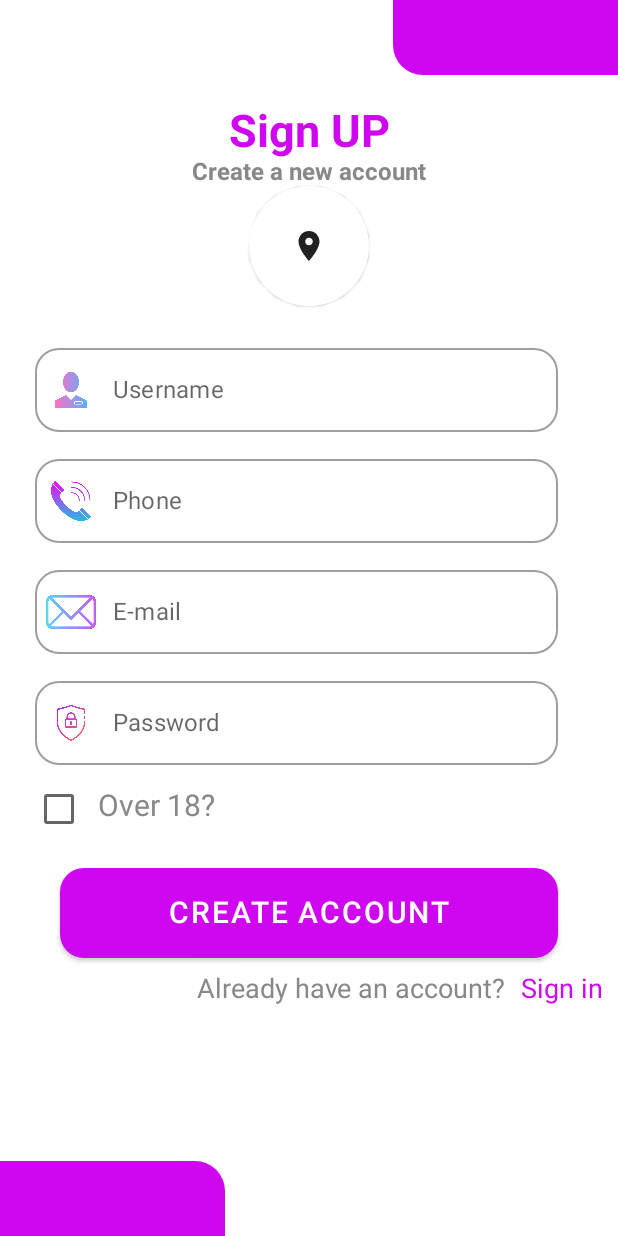
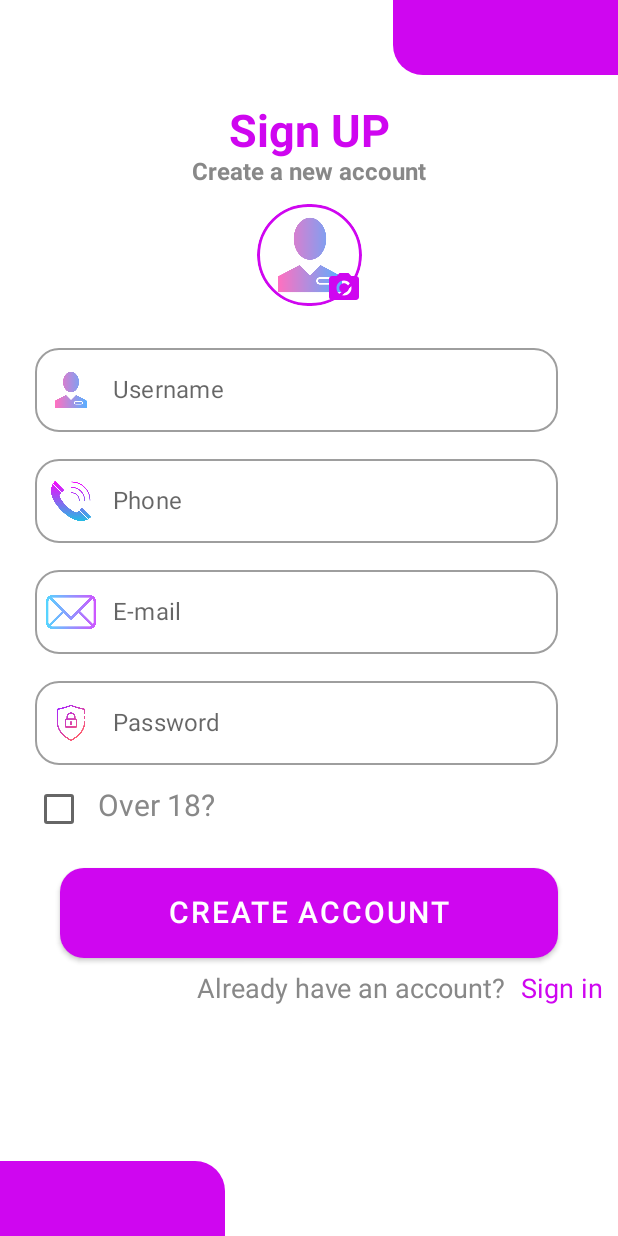
Before and after one commit to GustavoHenriqueProjects/ScreenLogin_Home, an Android app built with Jetpack Compose: the MainActivitySignUp screen opened directly, with no data from a screen before it, on a phone screen of 412 x 824 dp. Run offline under Robolectric (Android 15) with nearby library versions, the phone set to English and light mode, and no system bars.

```diff
--- a/app/src/main/java/com/example/interfacelogin/dao/repository/ListCategories.kt
+++ b/app/src/main/java/com/example/interfacelogin/dao/repository/ListCategories.kt
@@ -38,14 +38,16 @@ class ListCategories {
                     image = painterResource(id = R.drawable.trip_london),
                     localTrip = stringResource(id = R.string.mytrips_post_trips_subtitle_London),
                     year = 2019,
-                    text = stringResource(id = R.string.mytrips_text_london)
+                    text = stringResource(id = R.string.mytrips_text_london),
+                    month = stringResource(id = R.string.mytrips_post_trips_month_London)
                 ),
                 CardCategories(
                     id = 1,
                     image = painterResource(id = R.drawable.trip_porto),
                     localTrip = stringResource(id = R.string.mytrips_post_trips_subtitle_Porto),
                     year = 2022,
-                    text = stringResource(id = R.string.mytrips_text_Porto)
+                    text = stringResource(id = R.string.mytrips_text_Porto),
+                    month = stringResource(id = R.string.mytrips_post_trips_month_Porto)
                 )
             )
         }
--- a/app/src/main/java/com/example/interfacelogin/gui/MainActivitySignUp.kt
+++ b/app/src/main/java/com/example/interfacelogin/gui/MainActivitySignUp.kt
@@ -5,6 +5,7 @@ import android.util.Log
 import androidx.activity.ComponentActivity
 import androidx.activity.compose.setContent
 import androidx.compose.foundation.Image
+import androidx.compose.foundation.border
 import androidx.compose.foundation.layout.*
 import androidx.compose.foundation.rememberScrollState
 import androidx.compose.foundation.shape.CircleShape
@@ -18,9 +19,13 @@ import androidx.compose.runtime.*
 import androidx.compose.runtime.saveable.rememberSaveable
 import androidx.compose.ui.Alignment
 import androidx.compose.ui.Modifier
+import androidx.compose.ui.draw.clip
 import androidx.compose.ui.graphics.Color
+import androidx.compose.ui.graphics.vector.ImageVector
+import androidx.compose.ui.modifier.modifierLocalConsumer
 import androidx.compose.ui.res.painterResource
 import androidx.compose.ui.res.stringResource
+import androidx.compose.ui.res.vectorResource
 import androidx.compose.ui.text.font.FontWeight
 import androidx.compose.ui.text.input.KeyboardType
 import androidx.compose.ui.text.input.PasswordVisualTransformation
@@ -100,15 +105,21 @@ fun InterfaceLoginUp() {
                 ){
                     Card(
                         modifier = Modifier
-                            .size(80.dp),
-                        shape = CircleShape,
-                        border = null
+                            .size(height = 80.dp, width = 70.dp)
+                            .padding(top = 12.dp)
+                            .clip(CircleShape)
+                            .border(2.dp, Color(207,6,240), CircleShape),
                     ) {
+                        Image(
+                            painter = painterResource(id = R.drawable.user),
+                            contentDescription = null,
+                        modifier = Modifier.size(10.dp))
                     }
                     Icon(
-                        imageVector = Icons.Default.Place,
+                        imageVector = ImageVector.vectorResource(R.drawable.camera_alt_24),
                         contentDescription = null,
-                    modifier = Modifier.align(Alignment.Center))
+                        tint = Color(207,6,240),
+                    modifier = Modifier.align(Alignment.BottomEnd))
                 }
             }
             Column(modifier = Modifier.fillMaxWidth()) {
--- /dev/null
+++ b/app/src/main/res/drawable/camera_alt_24.xml
@@ -0,0 +1,6 @@
+<vector android:height="24dp" android:tint="#000000"
+    android:viewportHeight="24" android:viewportWidth="24"
+    android:width="24dp" xmlns:android="http://schemas.android.com/apk/res/android">
+    <path android:fillColor="@android:color/white" android:pathData="M12,12m-3.2,0a3.2,3.2 0,1 1,6.4 0a3.2,3.2 0,1 1,-6.4 0"/>
+    <path android:fillColor="@android:color/white" android:pathData="M9,2L7.17,4L4,4c-1.1,0 -2,0.9 -2,2v12c0,1.1 0.9,2 2,2h16c1.1,0 2,-0.9 2,-2L22,6c0,-1.1 -0.9,-2 -2,-2h-3.17L15,2L9,2zM12,17c-2.76,0 -5,-2.24 -5,-5s2.24,-5 5,-5 5,2.24 5,5 -2.24,5 -5,5z"/>
+</vector>
--- a/app/src/main/res/values/strings.xml
+++ b/app/src/main/res/values/strings.xml
@@ -29,7 +29,9 @@
     <string name="mytrips_search">Search your destinity</string>
     <string name="mytrips_subtitle_post">Past Trips</string>
     <string name="mytrips_post_trips_subtitle_London">London</string>
+    <string name="mytrips_post_trips_month_London"> 18 Feb - 21 Feb</string>
     <string name="mytrips_post_trips_subtitle_Porto">Porto</string>
+    <string name="mytrips_post_trips_month_Porto"> 20 Mar - 26 Mar</string>
     <string name="mytrips_text_london">London is the capital and largest city of the United Kingdom, with a population of just under 9 million.</string>
     <string name="mytrips_text_Porto">Porto is the second city in Portugal, the capital of the Oporto District, and one of the Iberian Peninsula`s major urban.</string>
 
```
Also changed, not shown: app/src/main/java/com/example/interfacelogin/gui/SignInActivity.kt (+9 -1 lines).
